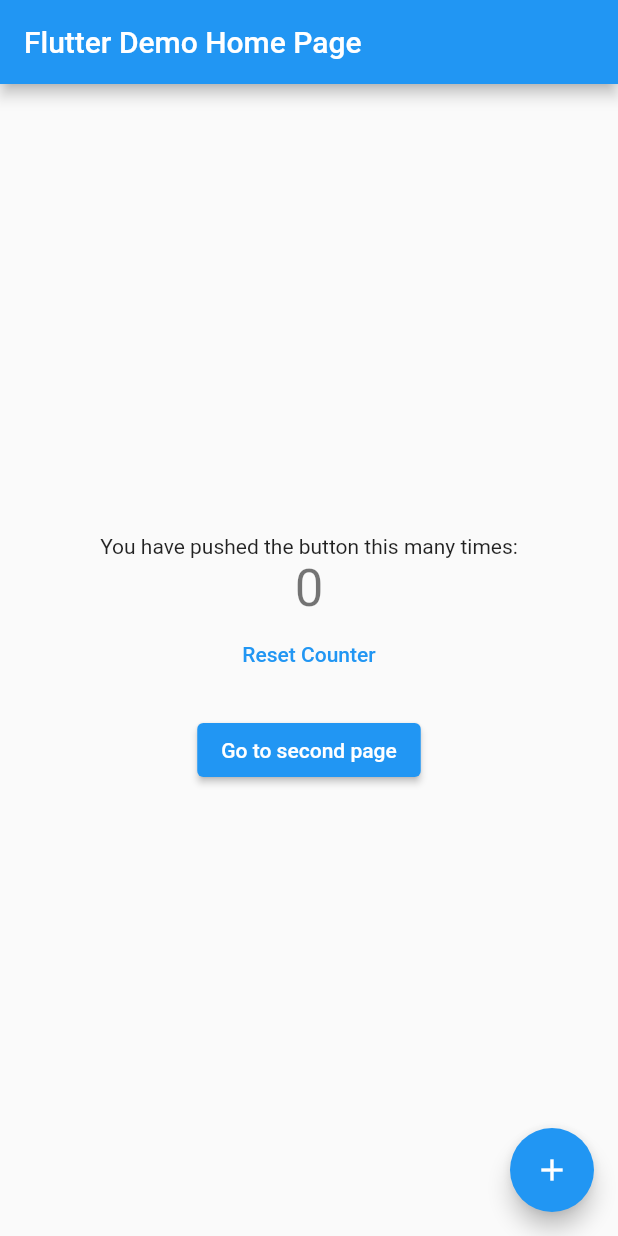
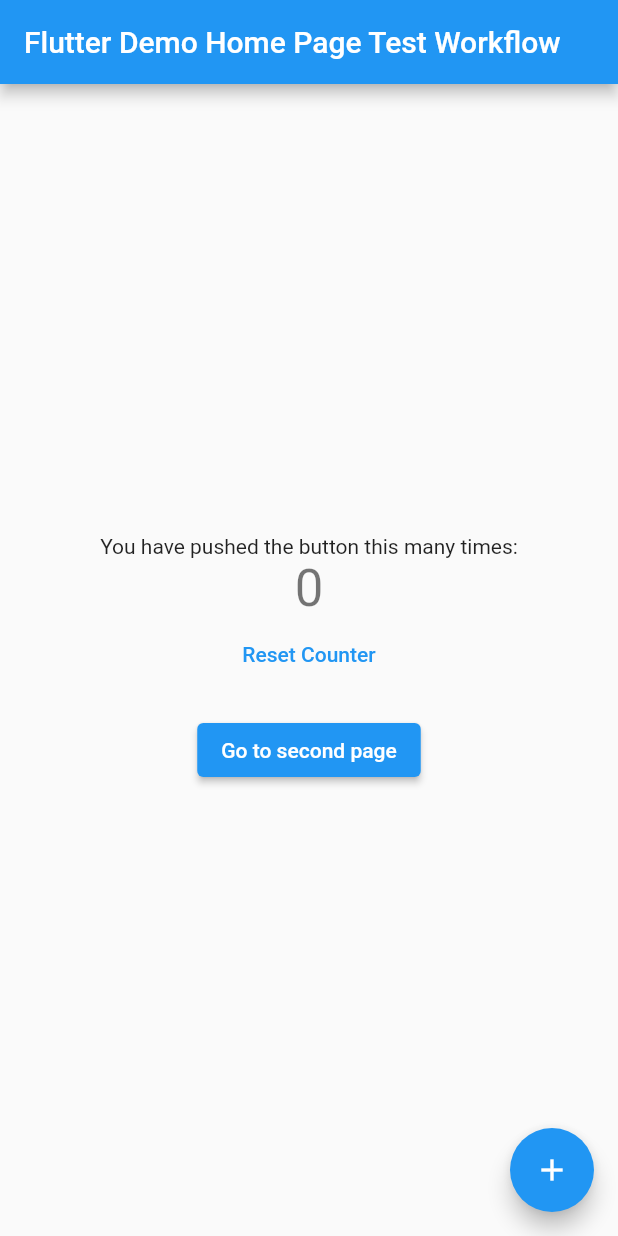
Before and after one commit to cantellir/flutter_code_coverage_minimum_github_action, a Flutter app: the screen it shows after launch, on a phone screen of 412 x 824 dp. Run offline on Flutter 3.47's test engine with Material 2 defaults, Android fonts, the phone set to English and light mode, and no system bars.

Commit message:
test github action

```diff
--- a/app/lib/main.dart
+++ b/app/lib/main.dart
@@ -15,7 +15,7 @@ class MyApp extends StatelessWidget {
       theme: ThemeData(
         primarySwatch: Colors.blue,
       ),
-      home: const MyHomePage(title: 'Flutter Demo Home Page'),
+      home: const MyHomePage(title: 'Flutter Demo Home Page Test Workflow'),
     );
   }
 }
```
